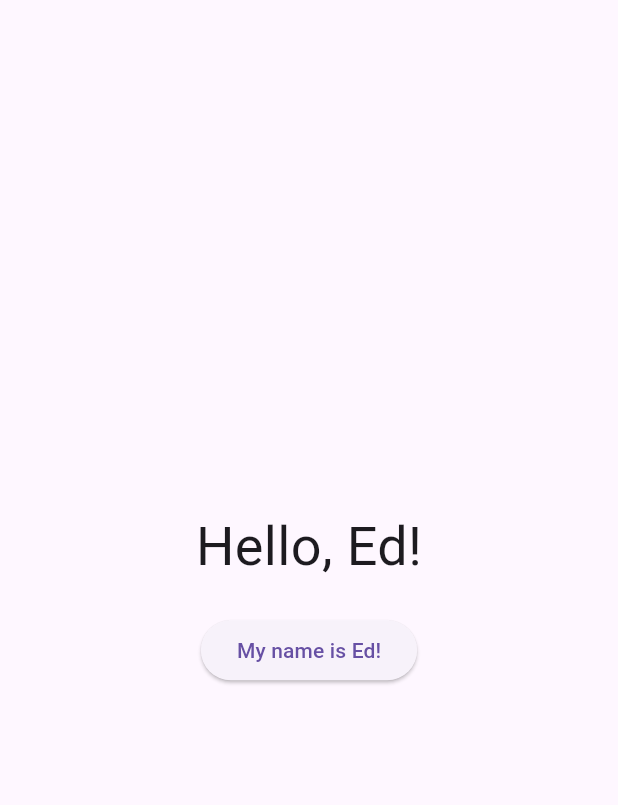
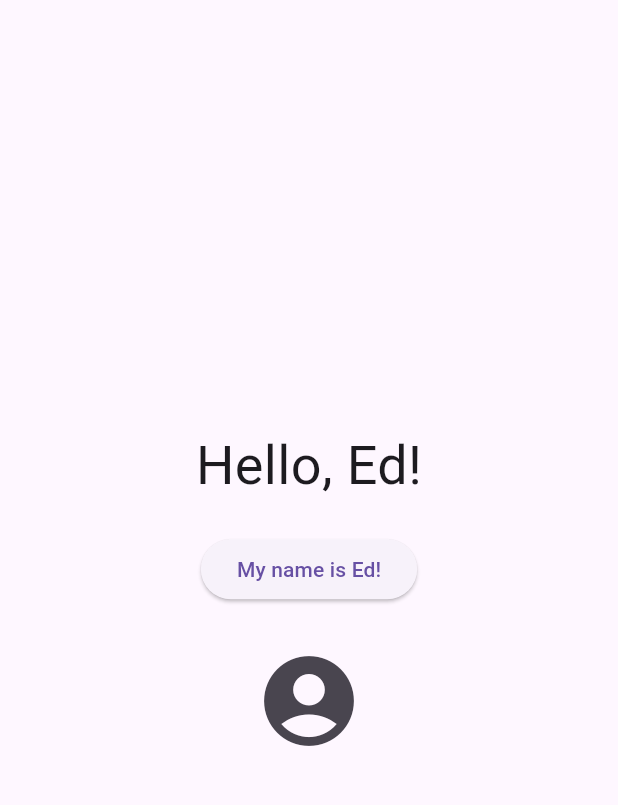
Before and after one commit to ejh516/flutter_coding_club_demo, a Flutter app: the screen it shows after launch, after a tap on "My name is Ed!", on a phone screen of 412 x 824 dp, the part 63-868 px from its top. Run offline on Flutter 3.47's test engine with Material 3 defaults, Android fonts, the phone set to English and light mode, and no system bars.

```diff
--- a/demo_app/lib/homepage.dart
+++ b/demo_app/lib/homepage.dart
@@ -1,7 +1,7 @@
 import 'package:flutter/material.dart';
+import 'info_page.dart';
 
 class Homepage extends StatefulWidget {
-
   const Homepage({super.key});
 
   @override
@@ -10,6 +10,7 @@ class Homepage extends StatefulWidget {
 
 class _HomepageState extends State<Homepage> {
   String _name = "mate";
+
   @override
   Widget build(BuildContext context) {
     return Center(
@@ -22,17 +23,30 @@ class _HomepageState extends State<Homepage> {
 
           ElevatedButton(
             onPressed: () {
+
               setState(() {
-                if (_name != "Ed") {
-                  _name = "Ed";
-                } else {
-                  _name = "again";
-                }
+                _name = "Ed";
               });
+
             },
             child: Text("My name is Ed!")
           ),
 
+          SizedBox(height: 20),
+
+          IconButton(
+            iconSize: 72,
+            icon: Icon(Icons.account_circle),
+            onPressed: () {
+
+              Navigator.of(context).push(
+                MaterialPageRoute(
+                  builder: (context) => InfoPage(name: _name),
+                ),
+              );
+
+            },
+          )
         ],
       ),
     );
--- a/demo_app/pubspec.yaml
+++ b/demo_app/pubspec.yaml
@@ -59,8 +59,8 @@ flutter:
   uses-material-design: true
 
   # To add assets to your application, add an assets section, like this:
-  # assets:
-  #   - images/a_dot_burr.jpeg
+  assets:
+    - images/
   #   - images/a_dot_ham.jpeg
 
   # An image asset can refer to one or more resolution-specific "variants", see
```
Also changed, not shown: demo_app/lib/info_page.dart (added, +26 -0 lines), demo_app/images/picture.Ed.jpg (added).
